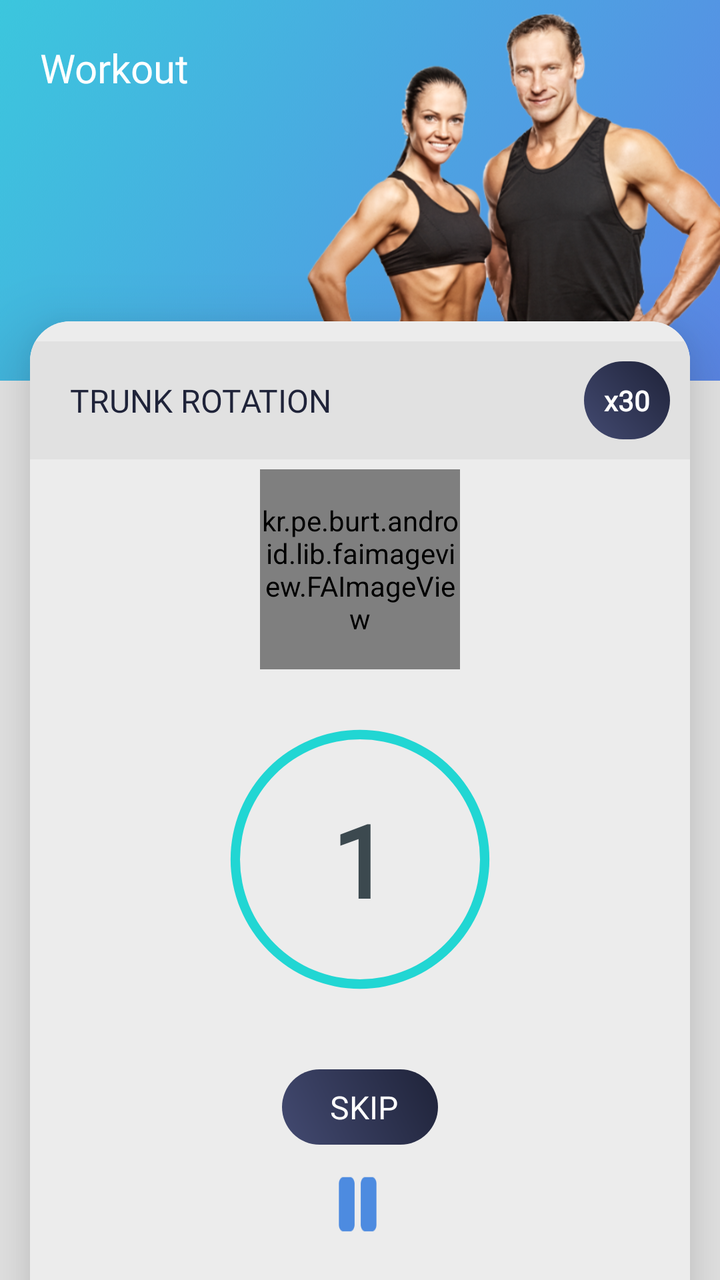
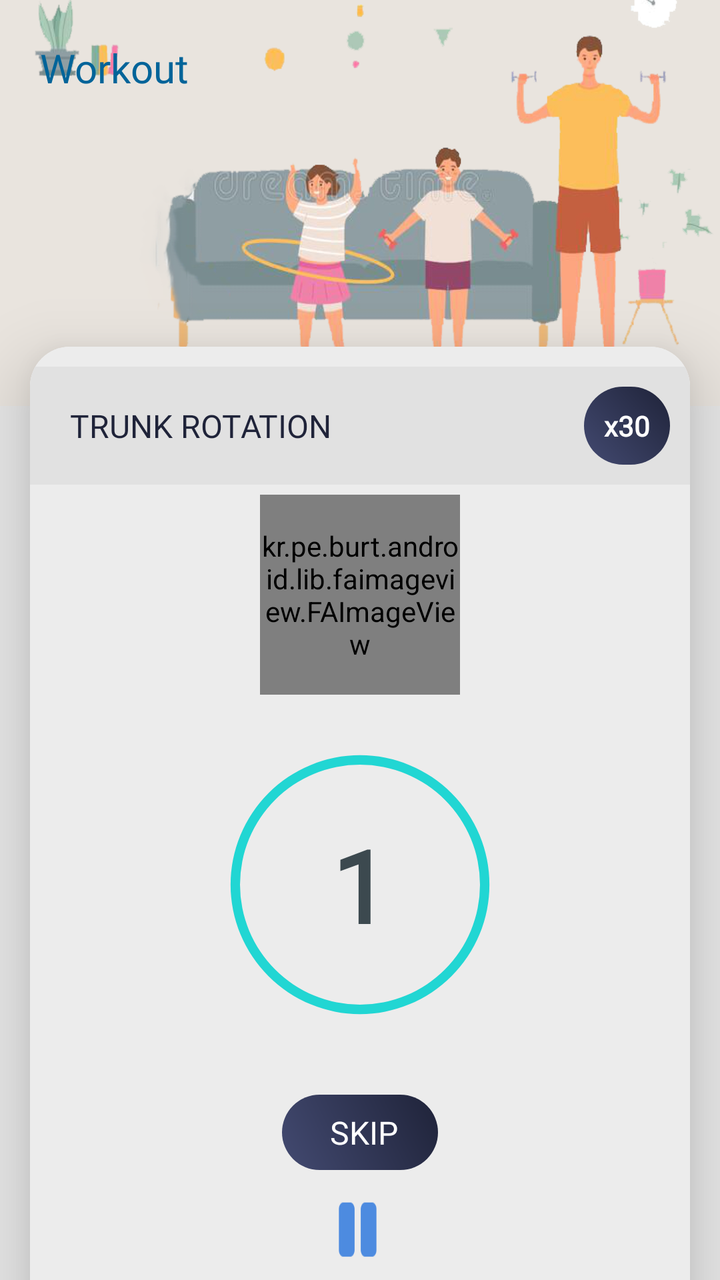

An Android layout rendered at two revisions. The XML below is the earlier revision; the diff shows what the commit changed to produce the second picture.
<!-- AndroidManifest.xml: application theme AppTheme -->
<!-- res/layout/rest_layout.xml -->
<?xml version="1.0" encoding="utf-8"?>
<androidx.coordinatorlayout.widget.CoordinatorLayout xmlns:android="http://schemas.android.com/apk/res/android"
    xmlns:aapt="http://schemas.android.com/aapt"
    xmlns:app="http://schemas.android.com/apk/res-auto"
    android:id="@+id/restScreen"
    android:layout_width="match_parent"
    android:layout_height="match_parent"
    android:background="@color/gray_color">

    <RelativeLayout
        android:layout_width="match_parent"
        android:layout_height="match_parent">

    <com.google.android.material.appbar.AppBarLayout
        android:id="@+id/appBarLayout1"
        android:layout_width="match_parent"
        android:layout_height="wrap_content"
        android:layout_marginTop="-30dp"
        android:background="@mipmap/workout_banner"
        android:fitsSystemWindows="true">

        <androidx.appcompat.widget.Toolbar
            android:id="@+id/toolbarrest"
            android:layout_width="wrap_content"
            android:layout_height="?attr/actionBarSize"
            android:layout_gravity="center"
            android:layout_marginTop="30dp"
            android:fontFamily="@font/robotomedium"
            android:gravity="center_vertical"
            app:layout_collapseMode="pin"
            android:visibility="gone"
            app:layout_scrollFlags="enterAlways|scroll"
            app:title="Try New Health Apps"
            app:titleTextColor="@color/colorAccent" />

        <TextView
            android:layout_width="match_parent"
            android:layout_height="wrap_content"
            android:layout_marginTop="50dp"
            android:text="Workout"
            android:layout_marginLeft="20dp"
            android:textSize="20dp"
            android:textColor="@color/white"
            android:fontFamily="@font/gothic"
            android:textStyle=""/>



    </com.google.android.material.appbar.AppBarLayout>

    <androidx.cardview.widget.CardView
        android:id="@+id/cardviewone"

        android:layout_width="match_parent"
        android:layout_height="match_parent"
        android:layout_marginLeft="@dimen/text_15"
        android:layout_below="@+id/appBarLayout1"
        android:layout_marginTop="-30dp"
        android:layout_marginBottom="-20dp"
        android:layout_marginRight="@dimen/text_15"
        android:orientation="horizontal"
        app:cardCornerRadius="20dp"
        app:cardElevation="20dip">

        <com.google.android.material.appbar.CollapsingToolbarLayout
            android:id="@+id/collapsingLayout"
            android:layout_width="match_parent"
            android:layout_height="match_parent"
            android:background="#ececec"
            app:expandedTitleGravity="bottom|center"
            app:expandedTitleMarginBottom="20dp"
            app:layout_scrollFlags="exitUntilCollapsed|scroll"
            app:titleEnabled="true">

            <ScrollView
                android:layout_width="match_parent"
                android:layout_height="match_parent"
                android:layout_marginBottom="10dp"
                android:orientation="vertical">

                <LinearLayout
                    android:id="@+id/layout"
                    android:layout_width="match_parent"
                    android:layout_height="match_parent"
                    android:orientation="vertical">

                    <RelativeLayout
                        android:layout_width="match_parent"
                        android:layout_height="wrap_content"
                        android:background="#e1e1e1"
                        android:layout_marginTop="10dp"
                        >

                        <LinearLayout
                            android:layout_width="wrap_content"
                            android:layout_height="match_parent"
                            android:layout_gravity="center"
                            android:layout_centerVertical="true"
                            android:orientation="vertical">


                            <TextView
                                android:id="@+id/nextExerciseName"
                                android:layout_width="wrap_content"
                                android:layout_height="wrap_content"
                                android:layout_marginLeft="20dp"
                                android:fontFamily="@font/robotomedium"
                                android:text="TRUNK ROTATION"
                                android:textColor="@color/colorPrimaryDark"
                                android:textSize="16sp" />


                        </LinearLayout>

                        <TextView
                            android:id="@+id/nextExerciseCycles"
                            android:layout_width="wrap_content"
                            android:layout_height="wrap_content"
                            android:layout_marginLeft="20dp"
                            android:layout_marginBottom="20dp"
                            android:layout_gravity="center"
                            android:layout_centerVertical="true"
                            android:layout_marginRight="10dp"
                            android:padding="10dp"
                            android:background="@drawable/a3_grad"
                            android:layout_alignParentRight="true"
                            android:fontFamily="@font/robotomedium"
                            android:text="x30"
                            android:textColor="@color/white"
                            android:textSize="14sp"
                            android:textStyle="bold" />

                    </RelativeLayout>


                    <kr.pe.burt.android.lib.faimageview.FAImageView
                        android:id="@+id/nextExercisAnimation"
                        android:layout_width="100dp"
                        android:layout_height="100dp"
                        android:layout_gravity="center"
                        android:layout_marginTop="5dp" />

                    <RelativeLayout
                        android:layout_width="match_parent"
                        android:layout_height="wrap_content"
                        android:layout_marginTop="5dp">



                        <FrameLayout
                            android:layout_width="match_parent"
                            android:layout_height="180dp"
                            android:layout_centerInParent="true">

                            <ProgressBar
                                android:id="@+id/rest_timer"
                                style="@style/Base.Widget.AppCompat.ProgressBar.Horizontal"
                                android:layout_width="match_parent"
                                android:layout_height="match_parent"
                                android:layout_gravity="center"
                                android:indeterminate="false"
                                android:progressDrawable="@drawable/shape_startex" />

                            <TextView
                                android:id="@+id/rest_counting"
                                android:layout_width="wrap_content"
                                android:layout_height="wrap_content"
                                android:layout_gravity="center"
                                android:fontFamily="@font/robotomedium"
                                android:text="1"
                                android:textColor="@color/mainactivity_text"
                                android:textSize="50dp"
                                android:textStyle="bold" />
                        </FrameLayout>


                    </RelativeLayout>

                    <TextView
                        android:id="@+id/skipRestTime"
                        android:layout_width="wrap_content"
                        android:layout_height="wrap_content"
                        android:textAlignment="center"
                        android:layout_gravity="center"
                        android:layout_alignParentBottom="true"
                        android:layout_marginTop="15dp"
                        android:fontFamily="@font/robotomedium"
                        android:gravity="center"
                        android:background="@drawable/a3_grad"
                        android:text="    SKIP   "
                        android:typeface="serif"
                        android:padding="8dp"
                        android:textColor="@color/white"
                        android:textSize="16dp" />

                    <RelativeLayout
                        android:layout_width="wrap_content"
                        android:gravity="center"
                        android:layout_marginLeft="10dp"
                        android:layout_marginTop="10dp"
                        android:layout_height="wrap_content">
                    <ImageView
                        android:id="@+id/pauseRestTime"
                        android:layout_width="25dp"
                        android:layout_height="40dp"
                        android:layout_alignParentRight="true"
                        android:layout_marginRight="12dp"
                        android:background="@drawable/pause" />

                    <ImageView
                        android:id="@+id/resumeRestTime"
                        android:layout_width="30dp"
                        android:layout_height="35dp"
                        android:layout_alignParentRight="true"
                        android:layout_marginRight="12dp"
                        android:background="@drawable/play"
                        android:visibility="gone" />

                    </RelativeLayout>
                    <LinearLayout
                        android:id="@+id/nativeAdContainer"
                        android:layout_width="match_parent"
                        android:layout_height="wrap_content"
                        android:layout_below="@+id/description_exDetail"
                        android:layout_marginTop="20dp"
                        android:background="@drawable/shape_roundedwhite"
                        android:orientation="vertical"
                        android:paddingTop="3dp"
                        android:paddingBottom="0dp"
                        android:visibility="gone" />
                </LinearLayout>
            </ScrollView>
        </com.google.android.material.appbar.CollapsingToolbarLayout>
    </androidx.cardview.widget.CardView>
    </RelativeLayout>
    <LinearLayout
        android:id="@+id/layoutContainer"
        android:layout_width="match_parent"
        android:layout_height="match_parent"
        android:background="#10000000"
        android:orientation="horizontal"
        android:visibility="gone" />


</androidx.coordinatorlayout.widget.CoordinatorLayout>
<!-- resources referenced by this layout -->
<resources>
  <color name="colorAccent">#1F2339</color>
  <color name="colorPrimaryDark">#1F2339</color>
  <color name="gray_color">#E6E6E6</color>
  <color name="mainactivity_text">#ff3c494f</color>
  <color name="white">#ffffff</color>
  <dimen name="text_15">15sp</dimen>
  <!-- drawable a3_grad (drawable) -->
  <?xml version="1.0" encoding="utf-8"?>
  <shape xmlns:android="http://schemas.android.com/apk/res/android">
  <gradient
      android:angle="225"
      android:endColor="#434A71"
      android:startColor="#1F2339" />
  
  <corners android:radius="200dp"/>
  
  </shape>
  <!-- drawable pause: png bitmap (drawable, 403 bytes) -->
  <!-- drawable play: png bitmap (drawable, 1049 bytes) -->
  <!-- drawable shape_roundedwhite (drawable) -->
  <?xml version="1.0" encoding="utf-8"?>
  <shape android:shape="rectangle"
    xmlns:android="http://schemas.android.com/apk/res/android">
      <solid android:color="@color/white" />
      <stroke android:width="2.0dip" android:color="#ffdcdcdc" />
      <padding android:left="5.0dip" android:top="5.0dip" android:right="5.0dip" android:bottom="5.0dip" />
      <corners android:radius="8.0dip" />
  </shape>
  <!-- drawable shape_startex (drawable) -->
  <?xml version="1.0" encoding="utf-8"?>
  <layer-list xmlns:android="http://schemas.android.com/apk/res/android">
      <item android:id="@android:id/secondaryProgress">
          <shape
              android:innerRadiusRatio="5.5"
              android:shape="ring"
              android:thicknessRatio="70.0"
              android:useLevel="false">
              <gradient
                  android:centerColor="#21d6d3"
                  android:endColor="#21d6d3"
                  android:startColor="#21d6d3"
                  android:type="sweep" />
          </shape>
      </item>
      <item android:id="@android:id/progress">
          <rotate
              android:fromDegrees="270.0"
              android:pivotX="50.0%"
              android:pivotY="50.0%"
              android:toDegrees="270.0">
              <shape
                  android:innerRadiusRatio="5.5"
                  android:shape="ring"
                  android:thicknessRatio="70.0"
                  android:useLevel="true">
                  <rotate
                      android:fromDegrees="270.0"
                      android:pivotX="50.0%"
                      android:pivotY="50.0%"
                      android:toDegrees="270.0" />
                  <gradient
                      android:centerColor="#BBE1EB"
                      android:endColor="#BBE1EB"
                      android:startColor="#BBE1EB"
                      android:type="sweep" />
              </shape>
          </rotate>
      </item>
  </layer-list>
  <!-- mipmap workout_banner: png bitmap (mipmap-xhdpi, 248915 bytes) -->
  <style name="AppTheme" parent="Theme.AppCompat.Light.DarkActionBar">
          
          <item name="colorPrimary">@color/colorPrimary</item>
          <item name="colorPrimaryDark">@color/colorPrimaryDark</item>
          <item name="colorAccent">@color/colorAccent</item>
      </style>
  <color name="colorPrimary">#434A71</color>
</resources>

<!-- the commit's change to res/layout/rest_layout.xml (unified diff, before → after) -->
@@ -16,7 +16,7 @@
         android:layout_width="match_parent"
         android:layout_height="wrap_content"
         android:layout_marginTop="-30dp"
-        android:background="@mipmap/workout_banner"
+        android:background="@mipmap/workout_banner_newer"
         android:fitsSystemWindows="true">
 
         <androidx.appcompat.widget.Toolbar
@@ -40,7 +40,7 @@
             android:text="Workout"
             android:layout_marginLeft="20dp"
             android:textSize="20dp"
-            android:textColor="@color/white"
+            android:textColor="@color/dot_dark_screen"
             android:fontFamily="@font/gothic"
             android:textStyle=""/>
 
<!-- resource entries referenced after the edit -->
@@ -2,6 +2,7 @@
 <resources>
   <color name="colorAccent">#1F2339</color>
   <color name="colorPrimaryDark">#1F2339</color>
+  <color name="dot_dark_screen">#026499</color>
   <color name="gray_color">#E6E6E6</color>
   <color name="mainactivity_text">#ff3c494f</color>
   <color name="white">#ffffff</color>
@@ -69,7 +70,7 @@
           </rotate>
       </item>
   </layer-list>
-  <!-- mipmap workout_banner: png bitmap (mipmap-xhdpi, 248915 bytes) -->
+  <!-- mipmap workout_banner_newer: png bitmap (mipmap-xhdpi, 121237 bytes) -->
   <style name="AppTheme" parent="Theme.AppCompat.Light.DarkActionBar">
           
           <item name="colorPrimary">@color/colorPrimary</item>
